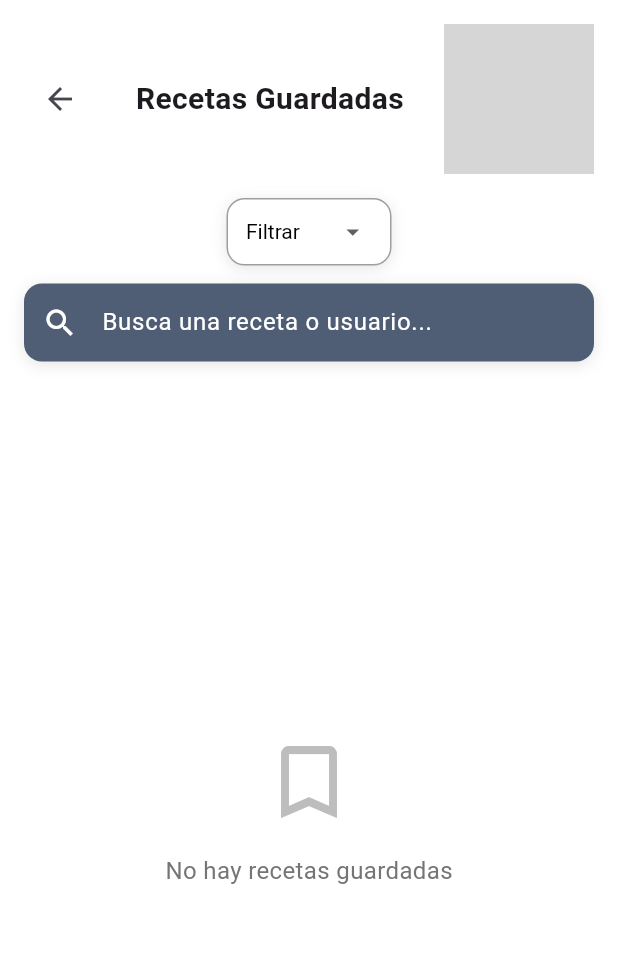
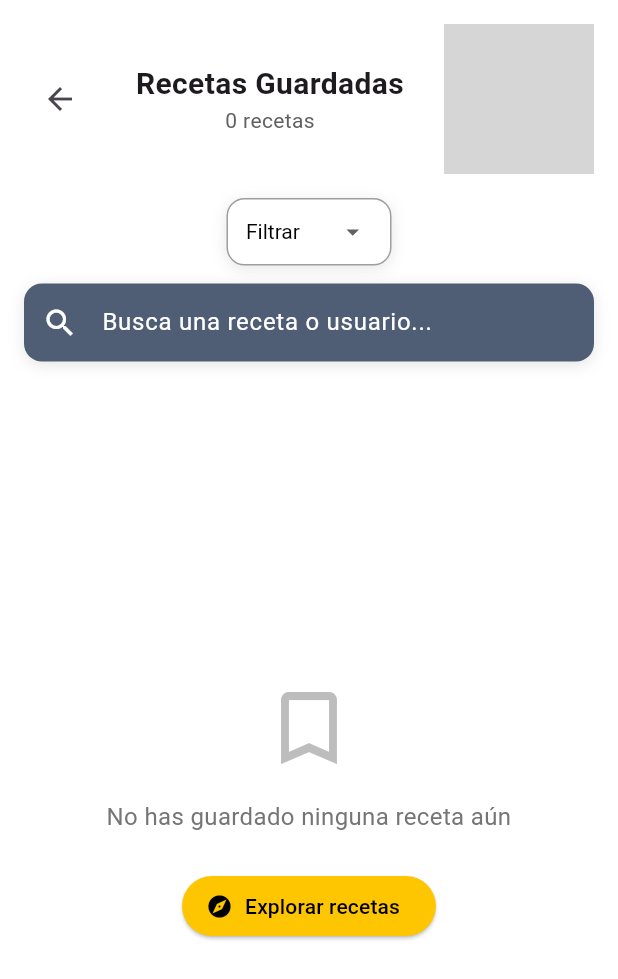
Before and after one commit to FranMejiasGlez/Migaz, a Flutter app: the PantallaBiblioteca screen opened by its route, after a tap on "Guardados", on a phone screen of 412 x 824 dp. Shown: the top 979 px of the screen. Run offline on Flutter 3.47's test engine with Material 3 defaults, Android fonts, the phone set to English and light mode, and no system bars; our stand-ins replace image_picker, shared_preferences; accounts and stored records are empty; network calls fail; grey boxes are pictures that could not be loaded.

Commit message:
FEAT: Ya funcionan los guardados

```diff
--- a/migaz/lib/ui/views/pantalla_biblioteca.dart
+++ b/migaz/lib/ui/views/pantalla_biblioteca.dart
@@ -48,7 +48,6 @@ class _PantallaBibliotecaState extends State<PantallaBiblioteca> {
     super.dispose();
   }
 
-  // En el método _cargarDatos(), después de cargar las recetas:
   Future<void> _cargarDatos() async {
     setState(() {
       _isLoading = true;
@@ -58,23 +57,31 @@ class _PantallaBibliotecaState extends State<PantallaBiblioteca> {
     try {
       print('📥 Cargando recetas de:  $_currentUser');
 
+      // Cargar mis recetas
       final misRecetas = await _recetaRepository.obtenerPorUsuario(
         _currentUser,
       );
 
-      setState(() {
-        _misRecetas = misRecetas;
-        _recetasGuardadas = [];
-        _isLoading = false;
-      });
-
-      // ✅ NUEVO: Actualizar también el HomeViewModel
+      // ✅ NUEVO: Actualizar HomeViewModel
       if (mounted) {
         final homeViewModel = context.read<HomeViewModel>();
         await homeViewModel.cargarHome();
+        await homeViewModel.cargarGuardadas(
+          _currentUser,
+        ); // ✅ AÑADIR ESTA LÍNEA
+
+        // ✅ NUEVO: Obtener recetas guardadas del HomeViewModel
+        final recetasGuardadas = homeViewModel.recetasGuardadas;
+
+        setState(() {
+          _misRecetas = misRecetas;
+          _recetasGuardadas = recetasGuardadas; // ✅ ACTUALIZAR con datos reales
+          _isLoading = false;
+        });
+
+        print('✅ Mis recetas cargadas:  ${misRecetas.length}');
+        print('✅ Recetas guardadas: ${recetasGuardadas.length}');
       }
-
-      print('✅ Mis recetas cargadas:  ${misRecetas.length}');
     } catch (e) {
       print('❌ Error al cargar datos de biblioteca: $e');
       setState(() {
--- a/migaz/lib/ui/views/pantalla_guardados.dart
+++ b/migaz/lib/ui/views/pantalla_guardados.dart
@@ -1,3 +1,4 @@
+// lib/ui/views/pantalla_guardados.dart
 import 'package:migaz/core/config/routes.dart';
 import 'package:migaz/core/constants/recipe_constants.dart';
 import 'package:migaz/core/utils/recipe_utils.dart';
@@ -8,6 +9,8 @@ import 'package:migaz/ui/widgets/recipe/user_avatar.dart';
 import 'package:migaz/core/theme/app_theme.dart';
 import 'package:flutter/material.dart';
 import 'package:migaz/ui/widgets/recipe/recipe_card.dart';
+import 'package:migaz/viewmodels/home_viewmodel.dart';
+import 'package:provider/provider.dart';
 
 class PantallaGuardados extends StatefulWidget {
   const PantallaGuardados({Key? key}) : super(key: key);
@@ -17,64 +20,44 @@ class PantallaGuardados extends StatefulWidget {
 }
 
 class _PantallaGuardadosState extends State<PantallaGuardados> {
-  bool _dialogoAbiertoGuardados = false;
   final TextEditingController _searchController = TextEditingController();
   String _searchQuery = '';
   String _filtroSeleccionado = 'Todos';
+  bool _isLoading = true;
 
-  final List<Recipe> _recetasGuardadas = [];
-
-  // Recetas filtradas usando utilidad compartida
-  List<Recipe> get _recetasFiltradas {
-    return RecipeUtils.filterRecipes(
-      recipes: _recetasGuardadas,
-      searchQuery: _searchQuery,
-      selectedFilter: _filtroSeleccionado,
-    );
-  }
-
-  // Verificar si hay filtros activos
-  bool get _hasActiveFilters {
-    return RecipeUtils.hasActiveFilters(
-      searchQuery: _searchQuery,
-      selectedFilter: _filtroSeleccionado,
-    );
-  }
-
-  @override
-  void didChangeDependencies() {
-    super.didChangeDependencies();
-    final args = ModalRoute.of(context)?.settings.arguments;
-
-    // Si viene un nombre de receta para abrir directamente
-    if (args is String && !_dialogoAbiertoGuardados) {
-      _openRecipeByName(args);
-    }
-  }
-
-  void _openRecipeByName(String recipeName) {
-    try {
-      final receta = _recetasGuardadas.firstWhere(
-        (r) => r.nombre == recipeName,
-      );
-      _dialogoAbiertoGuardados = true;
-      WidgetsBinding.instance.addPostFrameCallback((_) {
-        RecipeDetailDialog.show(context, receta);
-      });
-    } catch (e) {
-      // Si no se encuentra, simplemente mostrar la lista
-    }
-  }
+  // ✅ Usuario actual
+  final String _currentUser = 'usuario_demo';
 
   @override
   void initState() {
     super.initState();
+    _cargarGuardadas();
   }
 
   @override
   void dispose() {
     _searchController.dispose();
     super.dispose();
+  }
+
+  // ✅ NUEVO: Cargar recetas guardadas
+  Future<void> _cargarGuardadas() async {
+    setState(() => _isLoading = true);
+
+    try {
+      final homeViewModel = context.read<HomeViewModel>();
+      await homeViewModel.cargarHome();
+      await homeViewModel.cargarGuardadas(_currentUser);
+
+      setState(() => _isLoading = false);
+
+      print(
+        '✅ Recetas guardadas cargadas:  ${homeViewModel.recetasGuardadas.length}',
+      );
+    } catch (e) {
+      print('❌ Error al cargar guardadas: $e');
+      setState(() => _isLoading = false);
+    }
   }
 
   @override
@@ -88,11 +71,7 @@ class _PantallaGuardadosState extends State<PantallaGuardados> {
               _buildHeader(),
               _buildSearchSection(),
               const SizedBox(height: 16),
-              Expanded(
-                child: _hasActiveFilters
-                    ? _buildSearchResults()
-                    : _buildHomeContent(),
-              ),
+              Expanded(child: _buildContent()),
             ],
           ),
         ),
@@ -119,21 +98,32 @@ class _PantallaGuardadosState extends State<PantallaGuardados> {
   }
 
   Widget _buildBackButton() {
-    return SizedBox(
-      child: IconButton(
+    return IconButton(
       icon: const Icon(Icons.arrow_back),
-        onPressed: () => Navigator.pushNamed(context, AppRoutes.home),
-      ),
+      onPressed: () => Navigator.pop(context),
     );
   }
 
   Widget _buildTitle() {
-    return const Expanded(
-      child: Text(
+    return Expanded(
+      child: Consumer<HomeViewModel>(
+        builder: (context, homeViewModel, child) {
+          final count = homeViewModel.recetasGuardadas.length;
+          return Column(
+            children: [
+              const Text(
                 'Recetas Guardadas',
                 textAlign: TextAlign.center,
-        overflow: TextOverflow.ellipsis,
                 style: TextStyle(fontSize: 20, fontWeight: FontWeight.bold),
+              ),
+              if (!_isLoading)
+                Text(
+                  '$count ${count == 1 ? "receta" : "recetas"}',
+                  style: TextStyle(fontSize: 14, color: Colors.grey[700]),
+                ),
+            ],
+          );
+        },
       ),
     );
   }
@@ -157,14 +147,42 @@ class _PantallaGuardadosState extends State<PantallaGuardados> {
     );
   }
 
-  Widget _buildSearchResults() {
-    if (_recetasFiltradas.isEmpty) {
+  Widget _buildContent() {
+    if (_isLoading) {
+      return const Center(child: CircularProgressIndicator());
+    }
+
+    return Consumer<HomeViewModel>(
+      builder: (context, homeViewModel, child) {
+        final recetasGuardadas = homeViewModel.recetasGuardadas;
+
+        // Aplicar filtros si hay
+        final recetasFiltradas = _hasActiveFilters
+            ? RecipeUtils.filterRecipes(
+                recipes: recetasGuardadas,
+                searchQuery: _searchQuery,
+                selectedFilter: _filtroSeleccionado,
+              )
+            : recetasGuardadas;
+
+        if (recetasFiltradas.isEmpty) {
           return _buildEmptyState(
-        icon: Icons.search_off,
-        message: 'No se encontraron recetas',
+            icon: _hasActiveFilters ? Icons.search_off : Icons.bookmark_outline,
+            message: _hasActiveFilters
+                ? 'No se encontraron recetas'
+                : 'No has guardado ninguna receta aún',
           );
         }
 
+        return RefreshIndicator(
+          onRefresh: _cargarGuardadas,
+          child: _buildGridView(recetasFiltradas),
+        );
+      },
+    );
+  }
+
+  Widget _buildGridView(List<Recipe> recetas) {
     return LayoutBuilder(
       builder: (context, constraints) {
         final screenWidth = constraints.maxWidth;
@@ -174,52 +192,16 @@ class _PantallaGuardadosState extends State<PantallaGuardados> {
         return Padding(
           padding: const EdgeInsets.symmetric(horizontal: 24, vertical: 12),
           child: GridView.builder(
+            physics: const AlwaysScrollableScrollPhysics(),
             gridDelegate: SliverGridDelegateWithFixedCrossAxisCount(
               crossAxisCount: RecipeConstants.gridCrossAxisCount,
               crossAxisSpacing: RecipeConstants.gridCrossAxisSpacing,
               mainAxisSpacing: RecipeConstants.gridMainAxisSpacing,
               childAspectRatio: cardWidth / cardHeight,
             ),
-            itemCount: _recetasFiltradas.length,
+            itemCount: recetas.length,
             itemBuilder: (context, index) {
-              final receta = _recetasFiltradas[index];
-              return RecipeCard(
-                recipe: receta, // ✅ Simplificado
-                onTap: () => RecipeDetailDialog.show(context, receta),
-              );
-            },
-          ),
-        );
-      },
-    );
-  }
-
-  Widget _buildHomeContent() {
-    if (_recetasGuardadas.isEmpty) {
-      return _buildEmptyState(
-        icon: Icons.bookmark_outline,
-        message: 'No hay recetas guardadas',
-      );
-    }
-
-    return LayoutBuilder(
-      builder: (context, constraints) {
-        final screenWidth = constraints.maxWidth;
-        final cardWidth = (screenWidth - 100) / 4;
-        final cardHeight = cardWidth * 1.2;
-
-        return Padding(
-          padding: const EdgeInsets.symmetric(horizontal: 24, vertical: 12),
-          child: GridView.builder(
-            gridDelegate: SliverGridDelegateWithFixedCrossAxisCount(
-              crossAxisCount: RecipeConstants.gridCrossAxisCount,
-              crossAxisSpacing: RecipeConstants.gridCrossAxisSpacing,
-              mainAxisSpacing: RecipeConstants.gridMainAxisSpacing,
-              childAspectRatio: cardWidth / cardHeight,
-            ),
-            itemCount: _recetasGuardadas.length,
-            itemBuilder: (context, index) {
-              final receta = _recetasGuardadas[index];
+              final receta = recetas[index];
               return RecipeCard(
                 recipe: receta,
                 onTap: () => RecipeDetailDialog.show(context, receta),
@@ -241,9 +223,29 @@ class _PantallaGuardadosState extends State<PantallaGuardados> {
           Text(
             message,
             style: TextStyle(fontSize: 16, color: Colors.grey[600]),
+            textAlign: TextAlign.center,
           ),
+          if (!_hasActiveFilters) ...[
+            const SizedBox(height: 24),
+            ElevatedButton.icon(
+              onPressed: () => Navigator.pushNamed(context, AppRoutes.home),
+              icon: const Icon(Icons.explore),
+              label: const Text('Explorar recetas'),
+              style: ElevatedButton.styleFrom(
+                backgroundColor: AppTheme.primaryYellow,
+                foregroundColor: Colors.black,
+              ),
+            ),
+          ],
         ],
       ),
     );
   }
+
+  bool get _hasActiveFilters {
+    return RecipeUtils.hasActiveFilters(
+      searchQuery: _searchQuery,
+      selectedFilter: _filtroSeleccionado,
+    );
   }
+}
```
Lines whose indentation alone changed are shown as unchanged.
